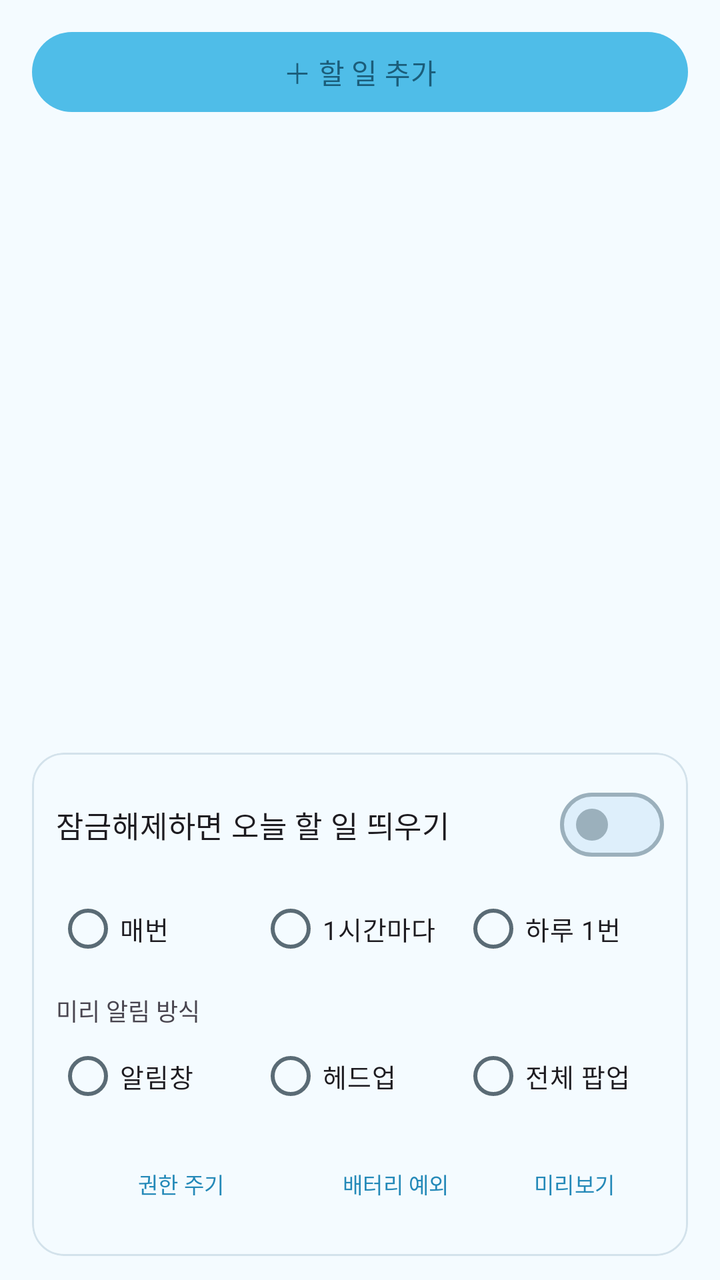
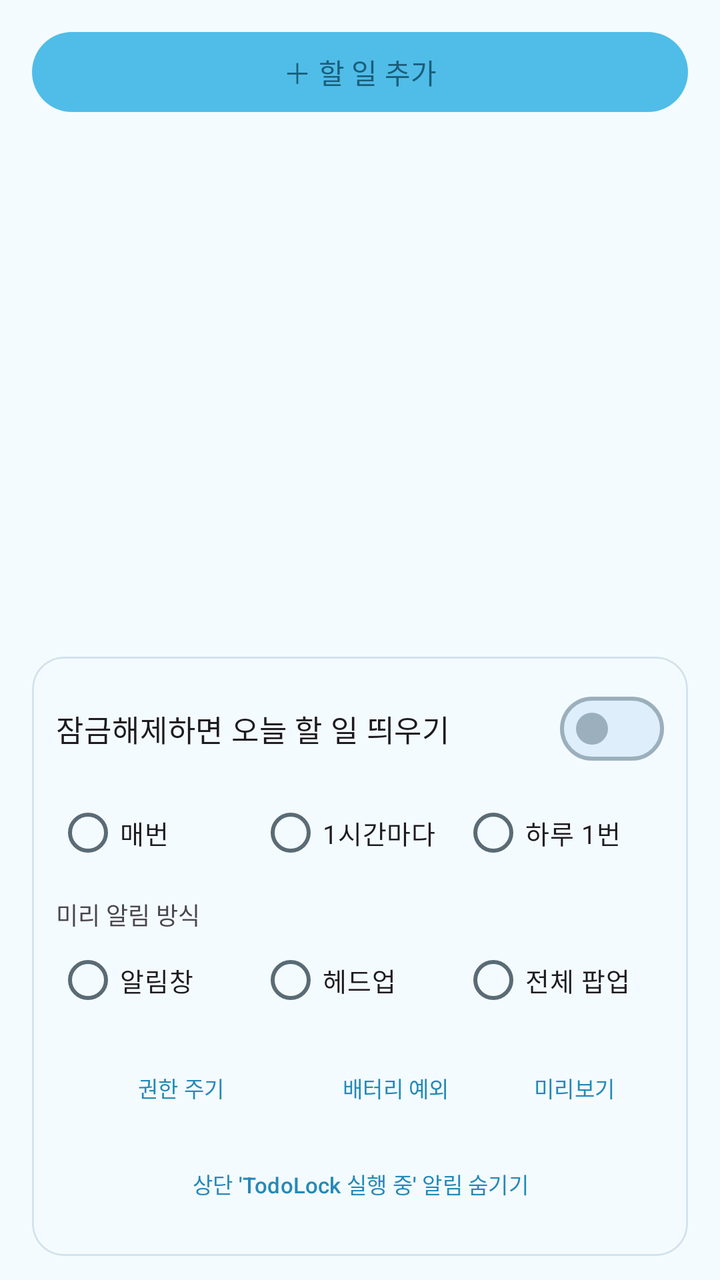

Two renders of the same Android screen: before a commit and after it. Below are the layout's source before the change and the commit's diff.
<!-- AndroidManifest.xml: application theme Theme.TodoLock -->
<!-- res/layout/activity_main.xml -->
<?xml version="1.0" encoding="utf-8"?>
<LinearLayout xmlns:android="http://schemas.android.com/apk/res/android"
    xmlns:app="http://schemas.android.com/apk/res-auto"
    android:layout_width="match_parent"
    android:layout_height="match_parent"
    android:orientation="vertical"
    android:fitsSystemWindows="true"
    android:paddingStart="16dp"
    android:paddingEnd="16dp"
    android:paddingTop="12dp"
    android:paddingBottom="12dp">

    <com.google.android.material.button.MaterialButton
        android:id="@+id/btnOpenAdd"
        style="@style/Widget.TodoLock.Button.Sky"
        android:layout_width="match_parent"
        android:layout_height="wrap_content"
        android:text="＋ 할 일 추가" />

    <TextView
        android:id="@+id/tvEmpty"
        android:layout_width="match_parent"
        android:layout_height="wrap_content"
        android:gravity="center"
        android:paddingTop="32dp"
        android:paddingBottom="32dp"
        android:alpha="0.55"
        android:text="할 일이 없습니다.\n오늘 할 일이 없으면 잠금해제 시 팝업도 뜨지 않아요."
        android:visibility="gone" />

    <androidx.recyclerview.widget.RecyclerView
        android:id="@+id/recycler"
        android:layout_width="match_parent"
        android:layout_height="0dp"
        android:layout_weight="1"
        android:layout_marginTop="8dp"
        android:clipToPadding="false"
        android:scrollbars="vertical" />

    <com.google.android.material.card.MaterialCardView
        android:layout_width="match_parent"
        android:layout_height="wrap_content"
        android:layout_marginTop="8dp"
        app:cardCornerRadius="16dp"
        app:cardElevation="0dp"
        app:strokeWidth="1dp">

        <LinearLayout
            android:layout_width="match_parent"
            android:layout_height="wrap_content"
            android:orientation="vertical"
            android:padding="12dp">

            <com.google.android.material.materialswitch.MaterialSwitch
                android:id="@+id/swEnabled"
                android:layout_width="match_parent"
                android:layout_height="wrap_content"
                android:text="잠금해제하면 오늘 할 일 띄우기"
                android:textSize="15sp" />

            <RadioGroup
                android:id="@+id/rgMode"
                android:layout_width="match_parent"
                android:layout_height="wrap_content"
                android:orientation="horizontal"
                android:layout_marginTop="4dp">

                <RadioButton
                    android:id="@+id/rbAlways"
                    android:layout_width="0dp"
                    android:layout_height="wrap_content"
                    android:layout_weight="1"
                    android:textSize="13sp"
                    android:text="매번" />

                <RadioButton
                    android:id="@+id/rbHourly"
                    android:layout_width="0dp"
                    android:layout_height="wrap_content"
                    android:layout_weight="1"
                    android:textSize="13sp"
                    android:text="1시간마다" />

                <RadioButton
                    android:id="@+id/rbOnce"
                    android:layout_width="0dp"
                    android:layout_height="wrap_content"
                    android:layout_weight="1"
                    android:textSize="13sp"
                    android:text="하루 1번" />
            </RadioGroup>

            <TextView
                android:layout_width="match_parent"
                android:layout_height="wrap_content"
                android:layout_marginTop="8dp"
                android:text="미리 알림 방식"
                android:textSize="12sp"
                android:textColor="?android:attr/textColorSecondary" />

            <RadioGroup
                android:id="@+id/rgRemind"
                android:layout_width="match_parent"
                android:layout_height="wrap_content"
                android:orientation="horizontal">

                <RadioButton
                    android:id="@+id/rbShade"
                    android:layout_width="0dp"
                    android:layout_height="wrap_content"
                    android:layout_weight="1"
                    android:textSize="13sp"
                    android:text="알림창" />

                <RadioButton
                    android:id="@+id/rbHeadsUp"
                    android:layout_width="0dp"
                    android:layout_height="wrap_content"
                    android:layout_weight="1"
                    android:textSize="13sp"
                    android:text="헤드업" />

                <RadioButton
                    android:id="@+id/rbPopup"
                    android:layout_width="0dp"
                    android:layout_height="wrap_content"
                    android:layout_weight="1"
                    android:textSize="13sp"
                    android:text="전체 팝업" />
            </RadioGroup>

            <TextView
                android:id="@+id/tvPermWarn"
                android:layout_width="match_parent"
                android:layout_height="wrap_content"
                android:textSize="12sp"
                android:textColor="?attr/colorError"
                android:layout_marginTop="4dp"
                android:text="⚠ '다른 앱 위에 표시' 권한이 없으면 팝업 대신 알림으로만 표시됩니다."
                android:visibility="gone" />

            <LinearLayout
                android:layout_width="match_parent"
                android:layout_height="wrap_content"
                android:orientation="horizontal"
                android:layout_marginTop="6dp">

                <com.google.android.material.button.MaterialButton
                    android:id="@+id/btnOverlay"
                    style="@style/Widget.Material3.Button.TextButton"
                    android:layout_width="0dp"
                    android:layout_height="wrap_content"
                    android:layout_weight="1.4"
                    android:textSize="11sp"
                    android:paddingStart="4dp"
                    android:paddingEnd="4dp"
                    android:insetLeft="0dp"
                    android:insetRight="0dp"
                    android:text="권한 주기" />

                <com.google.android.material.button.MaterialButton
                    android:id="@+id/btnBattery"
                    style="@style/Widget.Material3.Button.TextButton"
                    android:layout_width="0dp"
                    android:layout_height="wrap_content"
                    android:layout_weight="1"
                    android:textSize="11sp"
                    android:paddingStart="4dp"
                    android:paddingEnd="4dp"
                    android:insetLeft="0dp"
                    android:insetRight="0dp"
                    android:text="배터리 예외" />

                <com.google.android.material.button.MaterialButton
                    android:id="@+id/btnTest"
                    style="@style/Widget.Material3.Button.TextButton"
                    android:layout_width="0dp"
                    android:layout_height="wrap_content"
                    android:layout_weight="1"
                    android:textSize="11sp"
                    android:paddingStart="4dp"
                    android:paddingEnd="4dp"
                    android:insetLeft="0dp"
                    android:insetRight="0dp"
                    android:text="미리보기" />
            </LinearLayout>

        </LinearLayout>
    </com.google.android.material.card.MaterialCardView>
</LinearLayout>
<!-- resources referenced by this layout -->
<resources>
  <style name="Widget.TodoLock.Button.Sky" parent="Widget.Material3.Button">
          <item name="backgroundTint">@color/sky_bright</item>
          <item name="android:textColor">@color/on_sky_bright</item>
          <item name="iconTint">@color/on_sky_bright</item>
          <item name="rippleColor">@color/on_sky_bright</item>
      </style>
  <color name="sky_bright">#4FBDE8</color>
  <color name="on_sky_bright">#1B5D7A</color>
  <color name="md_primary">#2489B8</color>
  <color name="md_on_primary">#FFFFFF</color>
  <color name="md_primary_container">#DCF2FE</color>
  <color name="md_on_primary_container">#1B5673</color>
  <color name="md_secondary">#4E616D</color>
  <color name="md_on_secondary">#FFFFFF</color>
  <color name="md_secondary_container">#D1E5F4</color>
  <color name="md_on_secondary_container">#0A1E28</color>
  <color name="md_tertiary">#5F5B7D</color>
  <color name="md_on_tertiary">#FFFFFF</color>
  <color name="md_tertiary_container">#E5DEFF</color>
  <color name="md_on_tertiary_container">#1B1736</color>
  <color name="md_error">#BA1A1A</color>
  <color name="md_on_error">#FFFFFF</color>
  <color name="md_error_container">#FFDAD6</color>
  <color name="md_on_error_container">#410002</color>
  <color name="md_background">#F4FBFF</color>
  <color name="md_on_background">#2C3A42</color>
  <color name="md_surface">#F4FBFF</color>
  <color name="md_on_surface">#2C3A42</color>
  <color name="md_surface_variant">#E3EEF5</color>
  <color name="md_on_surface_variant">#5A6B75</color>
  <color name="md_outline">#9BB0BC</color>
  <color name="md_outline_variant">#D3E2EB</color>
  <color name="md_inverse_surface">#2E3133</color>
  <color name="md_inverse_on_surface">#EFF1F3</color>
  <color name="md_inverse_primary">#83CFFF</color>
  <color name="md_surface_dim">#DDEBF4</color>
  <color name="md_surface_bright">#FBFDFF</color>
  <color name="md_surface_container_lowest">#FFFFFF</color>
  <color name="md_surface_container_low">#F9FCFF</color>
  <color name="md_surface_container">#EFF8FE</color>
  <color name="md_surface_container_high">#E7F4FD</color>
  <color name="md_surface_container_highest">#DEEFFB</color>
  <!-- unchanged entries left out for length: 1 -->
</resources>

<!-- the commit's change to res/layout/activity_main.xml (unified diff, before → after) -->
@@ -185,6 +185,15 @@
                     android:text="미리보기" />
             </LinearLayout>
 
+            
+            <com.google.android.material.button.MaterialButton
+                android:id="@+id/btnHideOngoing"
+                style="@style/Widget.Material3.Button.TextButton"
+                android:layout_width="match_parent"
+                android:layout_height="wrap_content"
+                android:textSize="11sp"
+                android:text="상단 'TodoLock 실행 중' 알림 숨기기" />
+
         </LinearLayout>
     </com.google.android.material.card.MaterialCardView>
 </LinearLayout>
